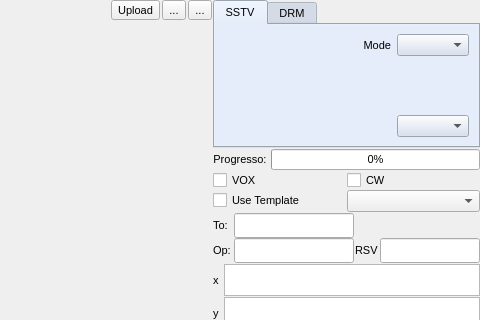
Old version of the form qsstv/qsstv/mainwidgets/txwidget.ui in the repository rafael2k/fonias_digital; both pictures show x 510 to 990 and y 0 to 320 of the 990 by 835 pixel window.
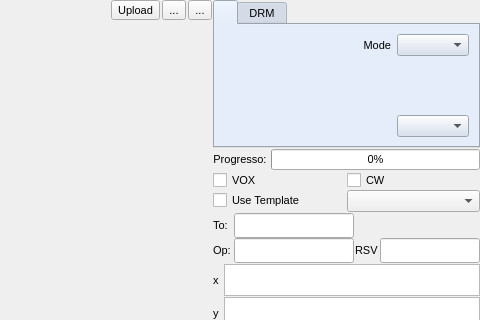
New version of the form. Icons and pictures are not drawn. Custom widgets are drawn as their Qt base class.

The edit to the form file:
```diff
--- a/qsstv/qsstv/mainwidgets/txwidget.ui
+++ b/qsstv/qsstv/mainwidgets/txwidget.ui
@@ -845,7 +845,7 @@
        </property>
        <widget class="QWidget" name="sstvTXTab">
         <attribute name="title">
-         <string>SSTV</string>
+         <string></string>
         </attribute>
         <layout class="QVBoxLayout" name="verticalLayout_3">
          <item>
```
